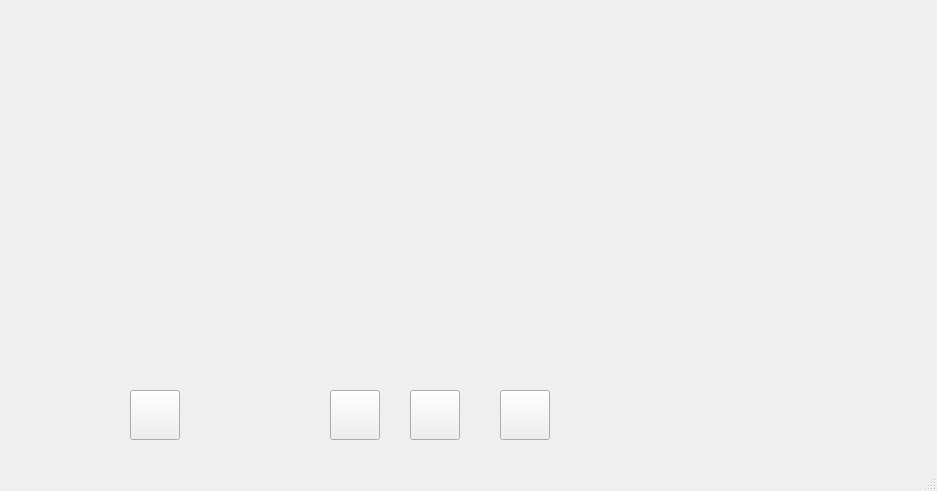
The window that MusicPlayer/mymusicplayer.ui (BeanGuohui/MusicPlayer) describes before a commit, drawn with Qt 5.
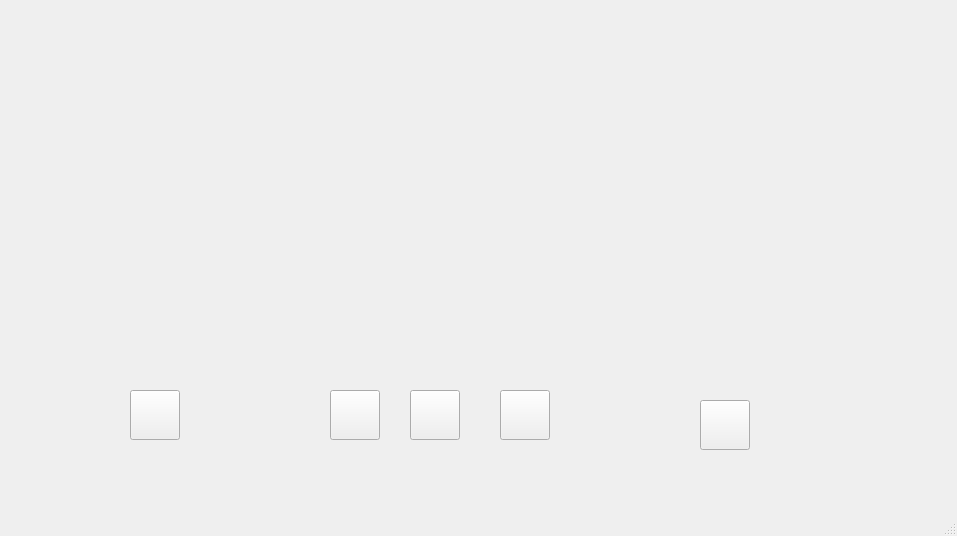
The same window after the commit. Icons and pictures are not drawn.

Patch:
```diff
--- a/MusicPlayer/mymusicplayer.ui
+++ b/MusicPlayer/mymusicplayer.ui
@@ -6,8 +6,8 @@
    <rect>
     <x>0</x>
     <y>0</y>
-    <width>937</width>
-    <height>491</height>
+    <width>957</width>
+    <height>536</height>
    </rect>
   </property>
   <property name="windowTitle">
@@ -131,6 +131,47 @@
      <string/>
     </property>
    </widget>
+   <widget class="QPushButton" name="psVolume">
+    <property name="geometry">
+     <rect>
+      <x>700</x>
+      <y>400</y>
+      <width>50</width>
+      <height>50</height>
+     </rect>
+    </property>
+    <property name="minimumSize">
+     <size>
+      <width>50</width>
+      <height>50</height>
+     </size>
+    </property>
+    <property name="maximumSize">
+     <size>
+      <width>50</width>
+      <height>50</height>
+     </size>
+    </property>
+    <property name="styleSheet">
+     <string notr="true">border-image: url(:/img/soundsize.png);</string>
+    </property>
+    <property name="text">
+     <string/>
+    </property>
+   </widget>
+   <widget class="QTableView" name="infoSong">
+    <property name="geometry">
+     <rect>
+      <x>130</x>
+      <y>50</y>
+      <width>631</width>
+      <height>331</height>
+     </rect>
+    </property>
+    <property name="styleSheet">
+     <string notr="true">background-color: rgb(0, 0, 0, 0);</string>
+    </property>
+   </widget>
   </widget>
   <widget class="QStatusBar" name="statusBar"/>
   <action name="actionaddFile">
```
